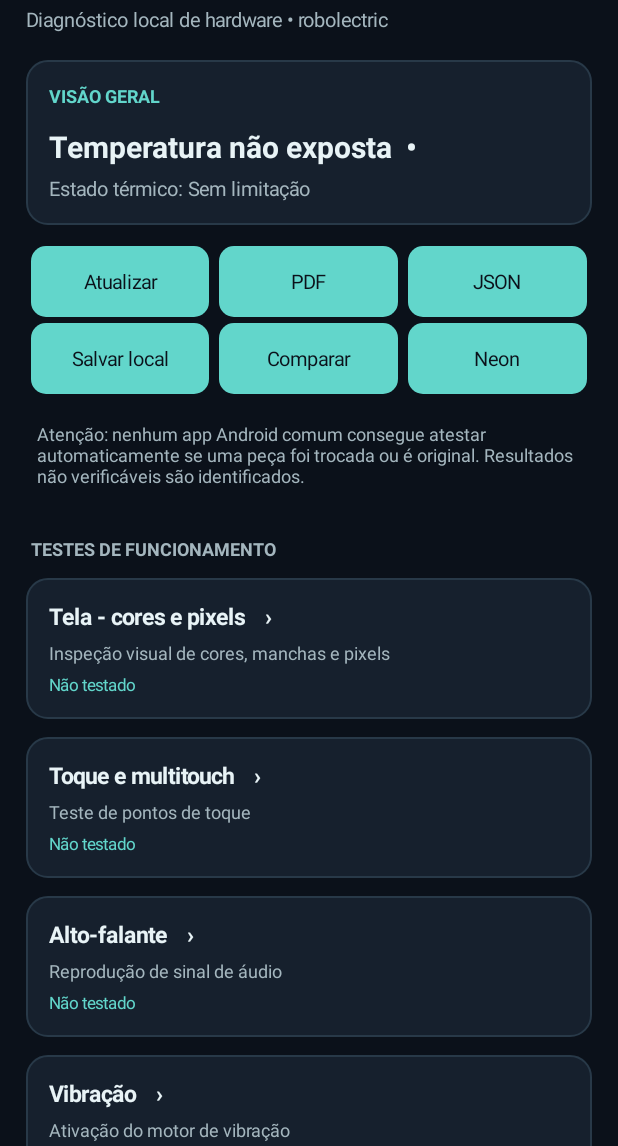
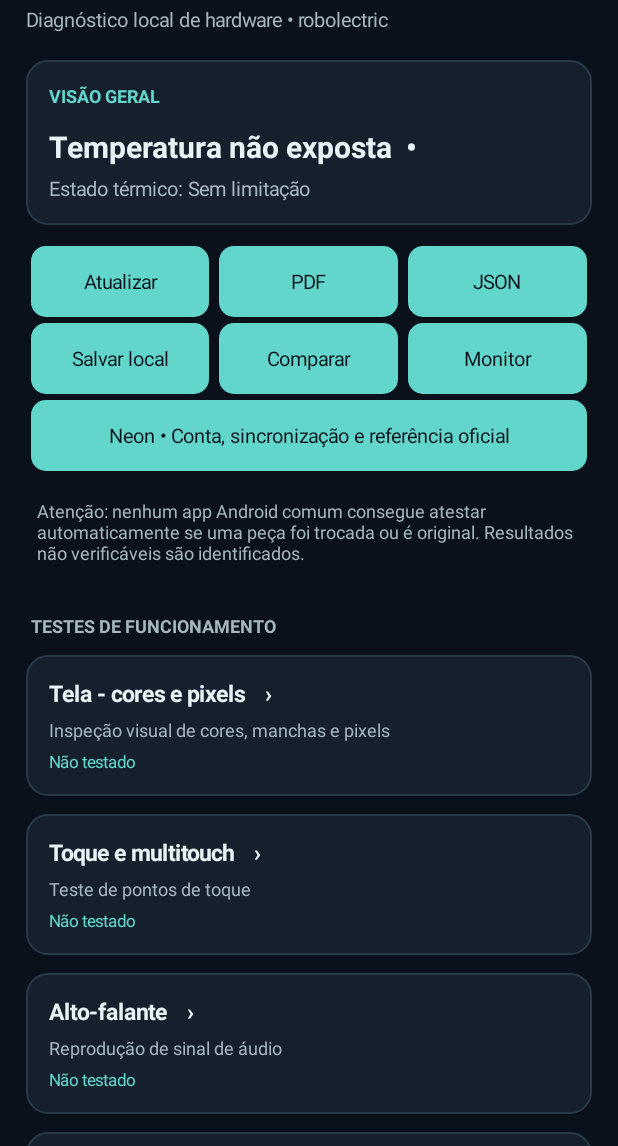
Before and after one commit to ConexaoStreet/CPU-Z-Android, an Android app: the screen it shows after launch (MainActivity), on a phone screen of 412 x 824 dp, the part 90-1236 px from its top. Run offline under Robolectric (Android 15) with nearby library versions, the phone set to English and light mode, and no system bars.

Commit message:
Expor monitor térmico e sincronização Neon em ações separadas

```diff
--- a/app/src/main/java/com/conexaostreet/cpuzandroid/MainActivity.java
+++ b/app/src/main/java/com/conexaostreet/cpuzandroid/MainActivity.java
@@ -103,8 +103,12 @@ public class MainActivity extends Activity {
         extra.setOrientation(LinearLayout.HORIZONTAL);
         extra.addView(action("Salvar local",()->saveLocal(),1));
         extra.addView(action("Comparar",()->compareLocal(),1));
-        extra.addView(action("Neon",()->CloudDialog.open(this,cloud,snapshot,testResults()),1));
+        extra.addView(action("Monitor",()->ThermalMonitorDialog.show(this),1));
+        LinearLayout cloudActions=new LinearLayout(this);
+        cloudActions.addView(action("Neon • Conta, sincronização e referência oficial",
+            ()->CloudDialog.open(this,cloud,snapshot,testResults()),1));
         body.addView(extra);
+        body.addView(cloudActions);
         TextView caution=label("Atenção: nenhum app Android comum consegue atestar automaticamente se uma peça foi trocada ou é original. Resultados não verificáveis são identificados.",12,MUTED,false);
         caution.setPadding(dp(7),dp(16),dp(7),dp(14));body.addView(caution);
         sectionTitle("TESTES DE FUNCIONAMENTO");
```
